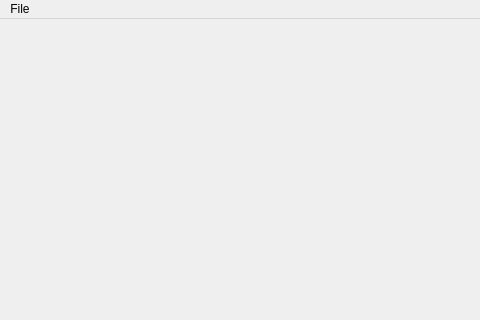
Qt form Resources/mainui.ui (gdroumpalis/Electro) before a commit; both pictures show x 0 to 480 and y 0 to 320 of the 800 by 600 pixel window.
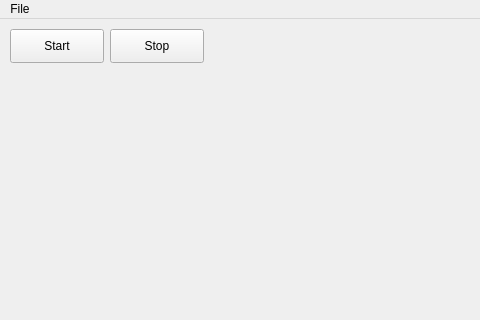
The same form after that commit.

```diff
--- a/Resources/mainui.ui
+++ b/Resources/mainui.ui
@@ -13,7 +13,34 @@
   <property name="windowTitle">
    <string>Electro</string>
   </property>
-  <widget class="QWidget" name="centralwidget"/>
+  <widget class="QWidget" name="centralwidget">
+   <widget class="QPushButton" name="startpushbutton">
+    <property name="geometry">
+     <rect>
+      <x>10</x>
+      <y>10</y>
+      <width>94</width>
+      <height>34</height>
+     </rect>
+    </property>
+    <property name="text">
+     <string>Start</string>
+    </property>
+   </widget>
+   <widget class="QPushButton" name="stoppushbutton">
+    <property name="geometry">
+     <rect>
+      <x>110</x>
+      <y>10</y>
+      <width>94</width>
+      <height>34</height>
+     </rect>
+    </property>
+    <property name="text">
+     <string>Stop</string>
+    </property>
+   </widget>
+  </widget>
   <widget class="QMenuBar" name="menubar">
    <property name="geometry">
     <rect>
```
